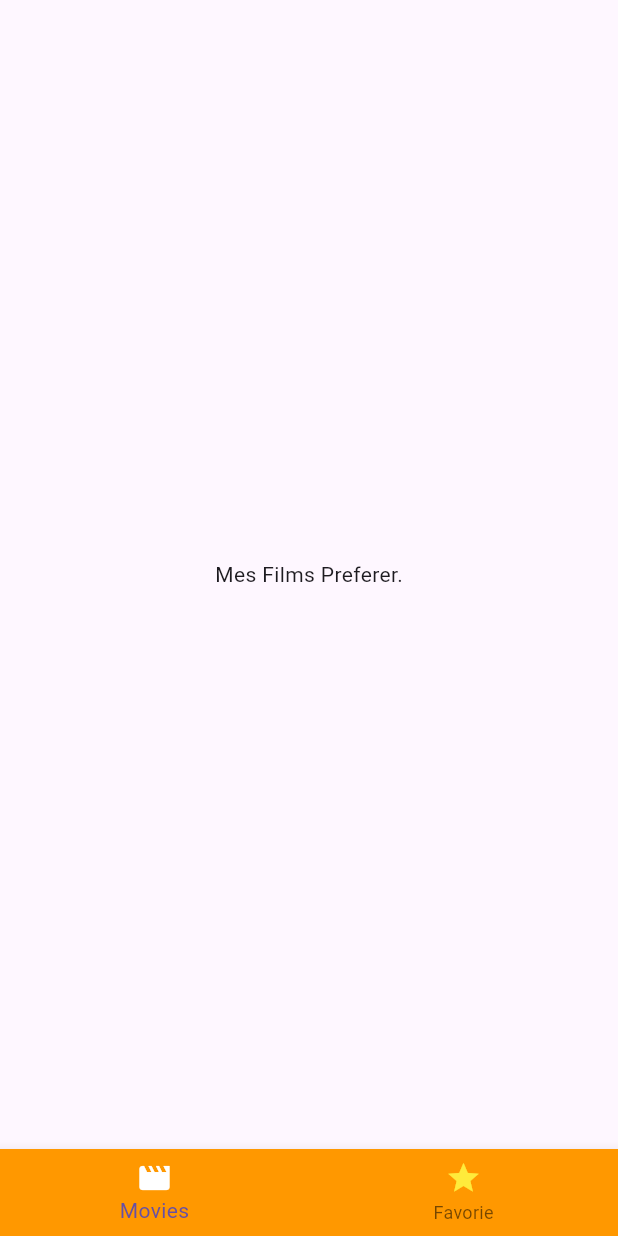
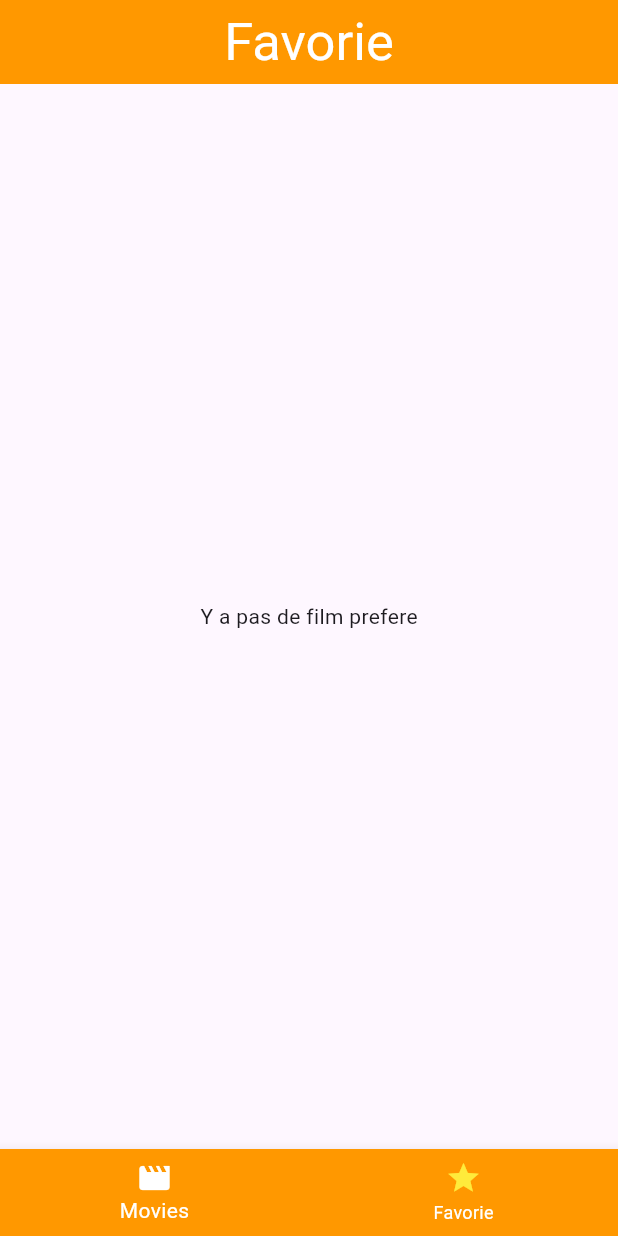
Before and after one commit to youcefpy/TP5FlutterSeachMovies, a Flutter app: the screen it shows after launch, item 2 of the bottom bar chosen, on a phone screen of 412 x 824 dp. Run offline on Flutter 3.47's test engine with Material 3 defaults, Android fonts, the phone set to English and light mode, and no system bars.

Commit message:
adding favorite screen

```diff
--- a/lib/main.dart
+++ b/lib/main.dart
@@ -1,14 +1,23 @@
 import 'package:flutter/material.dart';
 import 'screens/details_movie.dart';
-import './screens/movie_serach_page.dart';
+// import './screens/movie_serach_page.dart';
 import './screens/tab_screen.dart';
+import 'package:provider/provider.dart';
+import './providers/favorite_provider.dart';
 
 void main() => runApp(MyApp());
 
 class MyApp extends StatelessWidget {
+  // List<MovieDetailPage> _favoriteMovies = [];
   @override
   Widget build(BuildContext context) {
-    return MaterialApp(
+    return MultiProvider(
+      providers: [
+        ChangeNotifierProvider(
+          create: (_) => FavorieMovie(),
+        ),
+      ],
+      child: MaterialApp(
         title: 'TP5 Flutter',
         theme: ThemeData(
           primarySwatch: Colors.blue,
@@ -19,6 +28,7 @@ class MyApp extends StatelessWidget {
           '/': (ctx) => TabScreen(),
           MovieDetailPage.rootName: (ctx) => MovieDetailPage(),
         },
+      ),
     );
   }
 }
--- /dev/null
+++ b/lib/providers/favorite_provider.dart
@@ -0,0 +1,21 @@
+import 'package:flutter/material.dart';
+
+class FavorieMovie extends ChangeNotifier {
+  List<Map<String, dynamic>> _favoriteMovies = [];
+
+  List<Map<String, dynamic>> get favoriteMovies => _favoriteMovies;
+
+  void addFavoriteMovie(Map<String, dynamic> movie) {
+    _favoriteMovies.add(movie);
+    notifyListeners();
+  }
+
+  void removeFromFavorite(Map<String, dynamic> movie) {
+    _favoriteMovies.removeWhere((m) => m['Title'] == movie['Title']);
+    notifyListeners();
+  }
+
+  bool isfavorite(Map<String, dynamic> movie) {
+    return _favoriteMovies.any((m) => m['Title'] == movie['Title']);
+  }
+}
--- a/lib/screens/favorie_screen.dart
+++ b/lib/screens/favorie_screen.dart
@@ -1,12 +1,56 @@
 import 'package:flutter/material.dart';
+import 'package:provider/provider.dart';
+import '../providers/favorite_provider.dart';
 
 class FavoritScreen extends StatelessWidget {
   @override
   Widget build(BuildContext context) {
-    return Container(
-      child: Center(
-        child: Text("Mes Films Preferer."),
+    final favoriteMovies = Provider.of<FavorieMovie>(context).favoriteMovies;
+    final favoriteMovieProvider = Provider.of<FavorieMovie>(context);
+
+    return Scaffold(
+      appBar: AppBar(
+        backgroundColor: Colors.orange,
+        title: Container(
+          width: double.infinity,
+          child: Text(
+            "Favorie",
+            style: TextStyle(
+              color: Colors.white,
+              fontSize: 35,
+            ),
+            textAlign: TextAlign.center,
+          ),
+        ),
       ),
+      body: favoriteMovies.isEmpty
+          ? Center(
+              child: Text("Y a pas de film prefere"),
+            )
+          : ListView.builder(
+              itemCount: favoriteMovies.length,
+              itemBuilder: (ctx, index) {
+                final movie = favoriteMovies[index];
+                return ListTile(
+                  leading: Image.network(
+                    movie['Poster'],
+                  ),
+                  title: Text(
+                    movie['Title'],
+                  ),
+                  subtitle: Text(
+                    "Année: ${movie['Year']}",
+                  ),
+                  trailing: IconButton(
+                    icon: Icon(
+                      Icons.delete,
+                      color: Colors.red,
+                    ),
+                    onPressed: () =>
+                        favoriteMovieProvider.removeFromFavorite(movie),
+                  ),
+                );
+              }),
     );
   }
 }
--- a/lib/screens/tab_screen.dart
+++ b/lib/screens/tab_screen.dart
@@ -1,6 +1,7 @@
 import 'package:flutter/material.dart';
 import './favorie_screen.dart';
 import './movie_serach_page.dart';
+// import './details_movie.dart';
 
 class TabScreen extends StatefulWidget {
   @override
@@ -26,6 +27,8 @@ class _TabScreenState extends State<TabScreen> {
       bottomNavigationBar: BottomNavigationBar(
         onTap: _selectedPage,
         backgroundColor: Colors.orange,
+        selectedItemColor: Colors.white,
+        unselectedItemColor: Colors.white,
         items: [
           BottomNavigationBarItem(
             icon: Icon(
--- a/pubspec.yaml
+++ b/pubspec.yaml
@@ -37,6 +37,7 @@ dependencies:
   cupertino_icons: ^1.0.8
   file_picker: ^8.1.2
   http: ^1.2.2
+  provider: ^6.1.2
 
 dev_dependencies:
   flutter_test:
```
Also changed, not shown: lib/screens/details_movie.dart (+17 -0 lines), pubspec.lock. Lines whose indentation alone changed are shown as unchanged.
